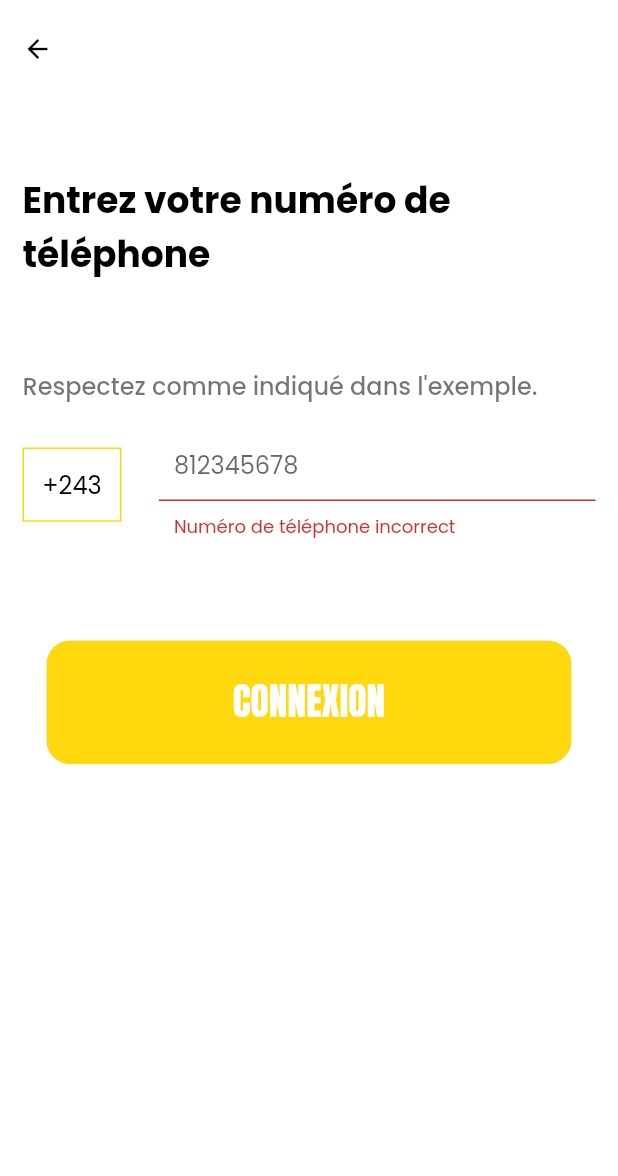
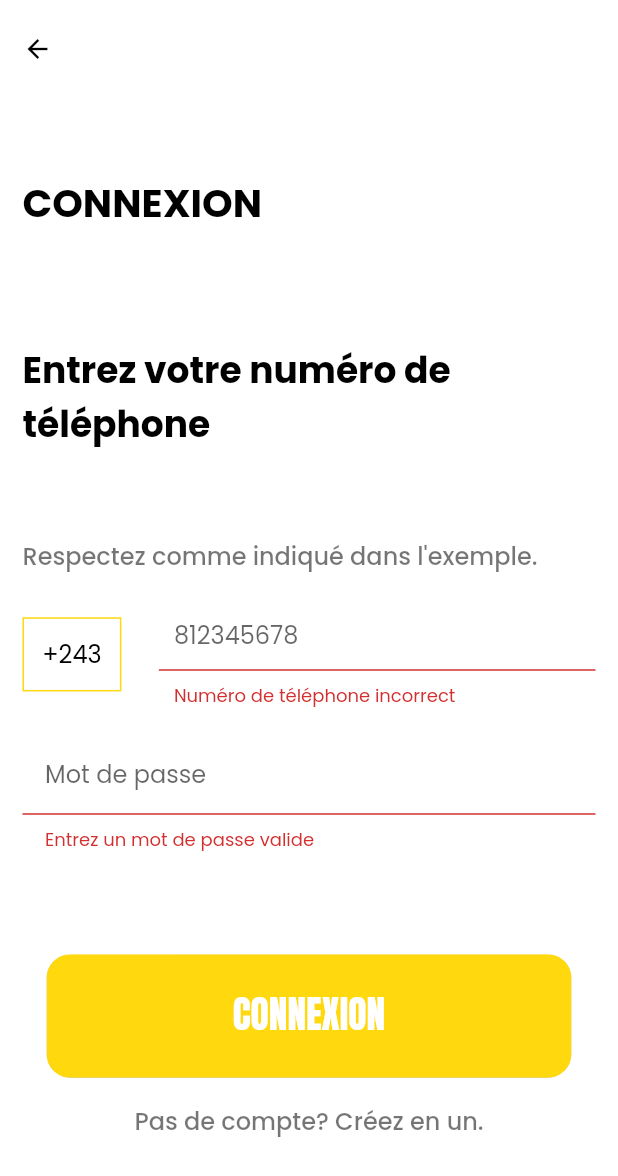
Before and after one commit to Domiynsbelhanda/goplus_driver, a Flutter app: the PhoneNumberScreen screen opened directly, after a tap on "CONNEXION", on a phone screen of 412 x 824 dp. Shown: the top 1176 px of the screen. Run offline on Flutter 3.47's test engine with Material 2 defaults, Android fonts, the phone set to English and light mode, and no system bars; our stand-ins replace animated_splash_screen, carousel_slider, cloud_firestore, dio, firebase_core, flutter_secure_storage and 5 more; missing offline and left inert: cool_stepper, flutter_timer_countdown; accounts and stored records are empty; project files that could hold a hidden picture were left out.

Commit message:
[FIX] Update login phone screen

```diff
--- a/lib/screens/enter_phone_number_screen.dart
+++ b/lib/screens/enter_phone_number_screen.dart
@@ -20,6 +20,7 @@ class _PhoneNumberScreenState extends State<PhoneNumberScreen> {
   late Size size;
   final formkey = GlobalKey<FormState>();
   TextEditingController phoneController = TextEditingController();
+  TextEditingController passwordController = TextEditingController();
 
   @override
   void initState() {
@@ -33,7 +34,6 @@ class _PhoneNumberScreenState extends State<PhoneNumberScreen> {
     return Scaffold(
       backgroundColor: Colors.white,
       body: SingleChildScrollView(
-        child: SafeArea(
         child: Padding(
           padding: const EdgeInsets.all(15.0),
           child: Column(
@@ -41,16 +41,28 @@ class _PhoneNumberScreenState extends State<PhoneNumberScreen> {
             children: [
               APPBAR(),
               SizedBox(height: size.height * 0.08),
-                Text(
+
+              const Text(
+                'CONNEXION',
+                style: TextStyle(
+                    fontWeight: FontWeight.bold,
+                    fontSize: 26.0
+                ),
+              ),
+
+              SizedBox(height: size.height * 0.09,),
+
+              const Text(
                 'Entrez votre numéro de téléphone',
                 style: TextStyle(
                     fontWeight: FontWeight.bold,
-                    fontSize: 24.0,
+                    fontSize: 24.0
                 ),
               ),
+
               SizedBox(height: size.height * 0.02),
               SizedBox(height: size.height * 0.05),
-                Text(
+              const Text(
                 'Respectez comme indiqué dans l\'exemple.',
                 style: TextStyle(
                   color: Colors.black54,
@@ -58,28 +70,33 @@ class _PhoneNumberScreenState extends State<PhoneNumberScreen> {
                 ),
               ),
               SizedBox(height: size.height * 0.02),
+
+              Form(
+                key: formkey,
+                child: Column(
+                  children: [
                     Row(
                       children: [
                         Container(
                           alignment: Alignment.center,
                           height: size.height * 0.06,
                           width: size.height * 0.08,
-                      margin: EdgeInsets.only(right: 15),
+                          margin: const EdgeInsets.only(right: 15),
                           decoration: BoxDecoration(
                               border: Border.all(
                                 color: AppColors.primaryColor,
                               )),
-                      child: Text(
+                          child: const Text(
                             "+243",
                             style: TextStyle(
                               fontSize: 16.0,
                             ),
                           ),
                         ),
-                    SizedBox(width: 10.0),
+
+                        const SizedBox(width: 10.0,),
+
                         Expanded(
-                        child: Form(
-                      key: formkey,
                           child: TextFormField(
                             validator: (value) {
                               if (value!.isEmpty) {
@@ -93,14 +110,35 @@ class _PhoneNumberScreenState extends State<PhoneNumberScreen> {
                             keyboardType: TextInputType.number,
                             cursorColor: AppColors.primaryColor,
                             controller: phoneController,
-                        decoration: InputDecoration(
+                            decoration: const InputDecoration(
                               hintText: "812345678",
                               contentPadding: EdgeInsets.all(10.0),
                             ),
                           ),
-                    ))
+                        ),
                       ],
                     ),
+
+                    const SizedBox(height: 16.0,),
+
+                    SizedBox(
+                      width: size.width,
+                      child: TextFormField(
+                        validator: (value) {
+                          if (value!.isEmpty || value.length < 6) {
+                            return 'Entrez un mot de passe valide';
+                          }
+                          return null;
+                        },
+                        cursorColor: AppColors.primaryColor,
+                        keyboardType: TextInputType.visiblePassword,
+                        controller: passwordController,
+                        decoration: const InputDecoration(
+                            hintText: 'Mot de passe',
+                            contentPadding: EdgeInsets.all(15.0)),
+                      ),
+                    ),
+
                     SizedBox(height: size.height * 0.08),
                     AppButton(
                       color: AppColors.primaryColor,
@@ -111,7 +149,7 @@ class _PhoneNumberScreenState extends State<PhoneNumberScreen> {
                             'key': 'otp',
                             'phone': phoneController.text.trim()
                           };
-                      Provider.of<Auth>(context, listen: false).sendOtp(context, data);
+                          Provider.of<Auth>(context, listen: false).login(context: context, creds: data);
                           // var ref = FirebaseFirestore.instance.collection('drivers');
                           // var doc = await ref.doc(phoneController.text.trim()).get();
                           // if(doc.exists){
@@ -130,9 +168,33 @@ class _PhoneNumberScreenState extends State<PhoneNumberScreen> {
                         }
                       },
                     ),
+
+                    const SizedBox(height: 16.0,),
+
+                    GestureDetector(
+                      onTap: (){
+                        Navigator.push(
+                          context,
+                          MaterialPageRoute(
+                              builder: (BuildContext context) =>
+                              SignupScreen()
+                          ),
+                        );
+                      },
+                      child: const Text(
+                        'Pas de compte? Créez en un.',
+                        style: TextStyle(
+                          color: Colors.black54,
+                          fontWeight: FontWeight.w500,
+                        ),
+                      ),
+                    ),
+
                     SizedBox(height: size.height * 0.1),
                   ],
                 ),
+              )
+            ],
           ),
         ),
       ),
```
Lines whose indentation alone changed are shown as unchanged.
